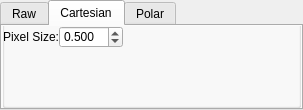
First picture: the form in hexrd/ui/resources/ui/image_mode_widget.ui, repository HEXRD/hexrdgui, before the edit.
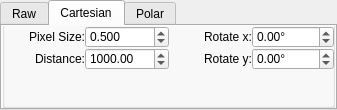
Second picture: the form after the edit. The open tabs and pages were chosen to show the change.

Commit message:
Add options to change Cartesian viewer plane
This adds options to the Cartesian viewer for two things:

1. Changing the distance from the source to the virtual plane (affects
   resolution).
2. Rotating the plane normal along the x and y axes.

It seems to work okay for the most part. The only part that may be
an issue is that the display plane seems to generate too much empty
space on one side when the angle of rotation is large.

Diff of the .ui file:
```diff
--- a/hexrd/ui/resources/ui/image_mode_widget.ui
+++ b/hexrd/ui/resources/ui/image_mode_widget.ui
@@ -6,7 +6,7 @@
    <rect>
     <x>0</x>
     <y>0</y>
-    <width>303</width>
+    <width>337</width>
     <height>110</height>
    </rect>
   </property>
@@ -121,21 +121,24 @@
            <number>0</number>
           </property>
           <item>
-           <layout class="QHBoxLayout" name="horizontalLayout_2">
-            <property name="spacing">
-             <number>0</number>
-            </property>
-            <item>
-             <widget class="QLabel" name="label">
-              <property name="text">
-               <string>Pixel Size:</string>
+           <layout class="QGridLayout" name="gridLayout_5">
+            <item row="1" column="1">
+             <widget class="QDoubleSpinBox" name="cartesian_virtual_plane_distance">
+              <property name="toolTip">
+               <string>The distance from the source to the virtual plane.</string>
               </property>
-              <property name="alignment">
-               <set>Qt::AlignRight|Qt::AlignTrailing|Qt::AlignVCenter</set>
+              <property name="keyboardTracking">
+               <bool>false</bool>
+              </property>
+              <property name="maximum">
+               <double>100000.000000000000000</double>
+              </property>
+              <property name="value">
+               <double>1000.000000000000000</double>
               </property>
              </widget>
             </item>
-            <item>
+            <item row="0" column="1">
              <widget class="QDoubleSpinBox" name="cartesian_pixel_size">
               <property name="keyboardTracking">
                <bool>false</bool>
@@ -151,18 +154,80 @@
               </property>
              </widget>
             </item>
-            <item>
-             <spacer name="horizontalSpacer_2">
-              <property name="orientation">
-               <enum>Qt::Horizontal</enum>
+            <item row="1" column="3">
+             <widget class="QDoubleSpinBox" name="cartesian_plane_normal_rotate_y">
+              <property name="keyboardTracking">
+               <bool>false</bool>
               </property>
-              <property name="sizeHint" stdset="0">
-               <size>
-                <width>40</width>
-                <height>20</height>
-               </size>
+              <property name="suffix">
+               <string>°</string>
               </property>
-             </spacer>
+              <property name="minimum">
+               <double>-180.000000000000000</double>
+              </property>
+              <property name="maximum">
+               <double>180.000000000000000</double>
+              </property>
+             </widget>
+            </item>
+            <item row="0" column="0">
+             <widget class="QLabel" name="label">
+              <property name="text">
+               <string>Pixel Size:</string>
+              </property>
+              <property name="alignment">
+               <set>Qt::AlignRight|Qt::AlignTrailing|Qt::AlignVCenter</set>
+              </property>
+             </widget>
+            </item>
+            <item row="0" column="3">
+             <widget class="QDoubleSpinBox" name="cartesian_plane_normal_rotate_x">
+              <property name="keyboardTracking">
+               <bool>false</bool>
+              </property>
+              <property name="suffix">
+               <string>°</string>
+              </property>
+              <property name="minimum">
+               <double>-180.000000000000000</double>
+              </property>
+              <property name="maximum">
+               <double>180.000000000000000</double>
+              </property>
+             </widget>
+            </item>
+            <item row="0" column="2">
+             <widget class="QLabel" name="label_7">
+              <property name="text">
+               <string>Rotate x:</string>
+              </property>
+              <property name="alignment">
+               <set>Qt::AlignRight|Qt::AlignTrailing|Qt::AlignVCenter</set>
+              </property>
+             </widget>
+            </item>
+            <item row="1" column="2">
+             <widget class="QLabel" name="label_8">
+              <property name="text">
+               <string>Rotate y:</string>
+              </property>
+              <property name="alignment">
+               <set>Qt::AlignRight|Qt::AlignTrailing|Qt::AlignVCenter</set>
+              </property>
+             </widget>
+            </item>
+            <item row="1" column="0">
+             <widget class="QLabel" name="label_9">
+              <property name="toolTip">
+               <string>The distance from the source to the virtual plane.</string>
+              </property>
+              <property name="text">
+               <string>Distance:</string>
+              </property>
+              <property name="alignment">
+               <set>Qt::AlignRight|Qt::AlignTrailing|Qt::AlignVCenter</set>
+              </property>
+             </widget>
             </item>
            </layout>
           </item>
```
Left out of the diff: 13 changed lines with no effect on the pictures. The commit also changes 5 other files.
